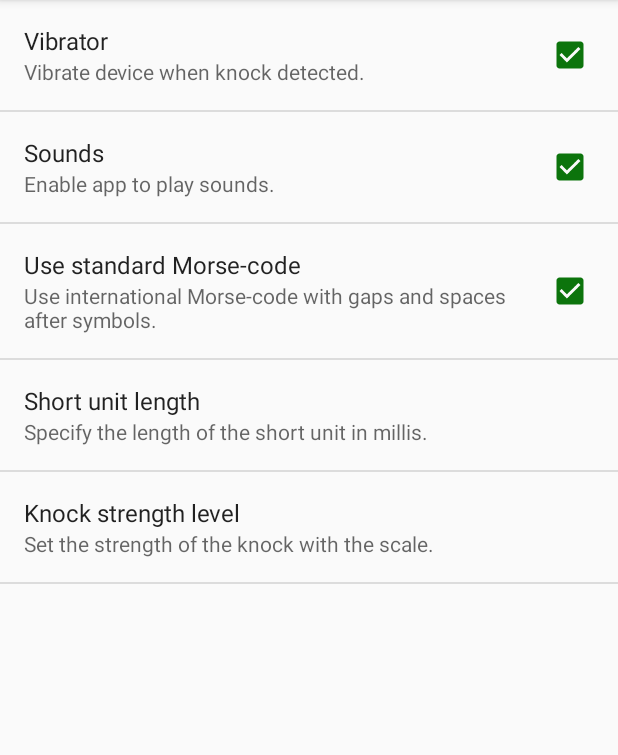
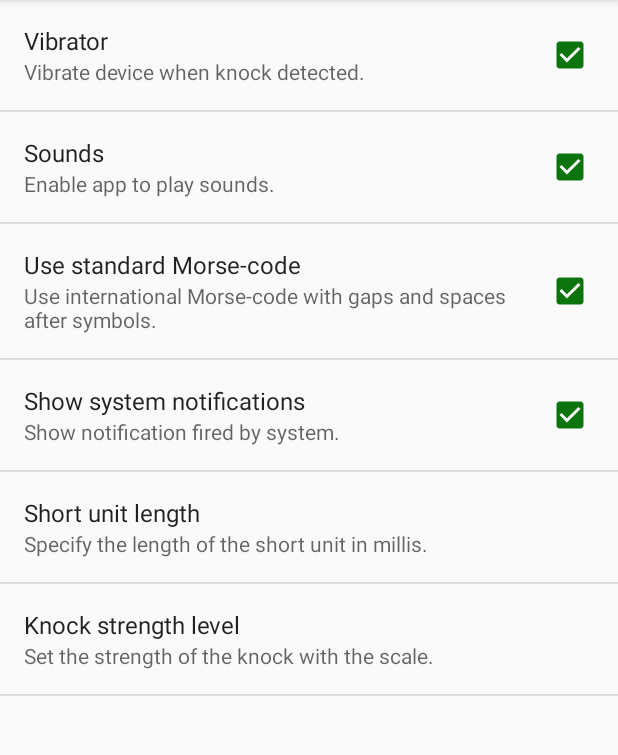
Before and after one commit to KnockMessenger/KnockMessenger, an Android app: the fragment SettingsFragment shown on its own in the app's theme, on a phone screen of 412 x 824 dp, the part 84-839 px from its top. Run offline under Robolectric (Android 15) with nearby library versions, the phone set to English and light mode, and no system bars; libraries missing offline, so code that uses them is left out: com.facebook.stetho.

Commit message:
KnockMessenger-5: AlarmMAnager fixed.

```diff
--- a/app/src/main/java/hu/vadasz/peter/knockmessenger/Activities/MainScreenActivity.java
+++ b/app/src/main/java/hu/vadasz/peter/knockmessenger/Activities/MainScreenActivity.java
@@ -136,6 +136,10 @@ public class MainScreenActivity extends BaseActivity implements MessageAdapter.M
     @Override
     public void onResume() {
         super.onResume();
+
+        if (sharedPreferenceManager.getBoolean(SharedPreferenceManager.SYSTEM_NOTIFICATION_PREFERENCE_KEY)) {
+            showMarshmallowError();
+        }
         serverDataChangeHandler.addMessageReceivedListener(this);
     }
 
--- a/app/src/main/java/hu/vadasz/peter/knockmessenger/Fragments/SettingsFragment.java
+++ b/app/src/main/java/hu/vadasz/peter/knockmessenger/Fragments/SettingsFragment.java
@@ -54,6 +54,7 @@ public class SettingsFragment extends PreferenceFragment {
     private CheckBoxPreference vibrationCheck;
     private CheckBoxPreference soundsCheck;
     private CheckBoxPreference modeCheck;
+    private CheckBoxPreference systemNotificationCheck;
     private MeasureTimeNumberPickerDialogPreference measureTimePickerDialogPreference;
     private MicrophoneSensitivityNumberPickerDialogPreference microphoneSensitivityNumberPickerDialogPreference;
 
@@ -91,6 +92,7 @@ public class SettingsFragment extends PreferenceFragment {
         vibrationCheck = (CheckBoxPreference) findPreference(SharedPreferenceManager.VIBRATION_PREFERENCE_KEY);
         soundsCheck = (CheckBoxPreference) findPreference(SharedPreferenceManager.SOUNDS_PREFERENCE_KEY);
         modeCheck = (CheckBoxPreference) findPreference(SharedPreferenceManager.MODE_PREFERENCE_KEY);
+        systemNotificationCheck = (CheckBoxPreference) findPreference(SharedPreferenceManager.SYSTEM_NOTIFICATION_PREFERENCE_KEY);
         measureTimePickerDialogPreference = (MeasureTimeNumberPickerDialogPreference)
                 findPreference(SharedPreferenceManager.SHORT_UNIT_TIME_PREFERENCE_KEY);
         microphoneSensitivityNumberPickerDialogPreference = (MicrophoneSensitivityNumberPickerDialogPreference)
@@ -105,6 +107,7 @@ public class SettingsFragment extends PreferenceFragment {
         vibrationCheck.setOnPreferenceChangeListener(new CheckBoxPreferenceChangeListener());
         soundsCheck.setOnPreferenceChangeListener(new CheckBoxPreferenceChangeListener());
         modeCheck.setOnPreferenceChangeListener(new CheckBoxPreferenceChangeListener());
+        systemNotificationCheck.setOnPreferenceChangeListener(new CheckBoxPreferenceChangeListener());
     }
 
     ////////////////////////////////////////////////////////////////////////////////////////////////
--- a/app/src/main/java/hu/vadasz/peter/knockmessenger/Managers/SharedPreferenceManager.java
+++ b/app/src/main/java/hu/vadasz/peter/knockmessenger/Managers/SharedPreferenceManager.java
@@ -23,6 +23,7 @@ public class SharedPreferenceManager {
     public static String MODE_PREFERENCE_KEY;
     public static String SHORT_UNIT_TIME_PREFERENCE_KEY;
     public static String MIC_SENSITIVITY_PREFERENCE_KEY;
+    public static String SYSTEM_NOTIFICATION_PREFERENCE_KEY;
 
     public static final boolean DEFAULT_BOOLEAN = false;
     public static final String DEFAULT_STRING = "";
@@ -61,6 +62,7 @@ public class SharedPreferenceManager {
         MODE_PREFERENCE_KEY = context.getString(R.string.pref_key_mode);
         SHORT_UNIT_TIME_PREFERENCE_KEY = context.getString(R.string.pref_shortUnit_time_key);
         MIC_SENSITIVITY_PREFERENCE_KEY = context.getString(R.string.pref_mic_sensitivity);
+        SYSTEM_NOTIFICATION_PREFERENCE_KEY = context.getString(R.string.pref_system_notification);
     }
 
     ////////////////////////////////////////////////////////////////////////////////////////////////
--- a/app/src/main/java/hu/vadasz/peter/knockmessenger/Services/MessageReceiverService.java
+++ b/app/src/main/java/hu/vadasz/peter/knockmessenger/Services/MessageReceiverService.java
@@ -57,7 +57,7 @@ public class MessageReceiverService extends IntentService implements ValueEventL
             if (!cachedMessages.contains(message)) {
                 messageDataManager.newMessage(message);
                 Friend from = userDataManager.getFriendByTelephone(message.getFromTelephone());
-                notificationManager.createNotification(from == null ? message.getFromTelephone() : from.getName(),
+                notificationManager.createMessageNotification(from == null ? message.getFromTelephone() : from.getName(),
                         message.getMessage());
             }
         }
--- a/app/src/main/res/values/strings.xml
+++ b/app/src/main/res/values/strings.xml
@@ -105,5 +105,10 @@
     <string name="messageCard_today_timestamp">HH:mm</string>
     <string name="messageCard_old_timestamp">yyyy-MM-dd, HH:mm</string>
     <string name="mainScreenActivity_deleteMessages">Delete messages</string>
+    <string name="android_alarmManager_versionNotification">Be careful! You only arrive messages if app is not force closed!</string>
+    <string name="android_system_title">KnockMessenger system</string>
+    <string name="pref_system_notification">pref_system_notification</string>
+    <string name="pref_system_notification_summary">Show notification fired by system.</string>
+    <string name="pref_system_notification_title">Show system notifications</string>
 
 </resources>
--- a/app/src/main/res/xml/main_settings.xml
+++ b/app/src/main/res/xml/main_settings.xml
@@ -21,6 +21,12 @@
         android:title="@string/pref_mode_title"
         android:defaultValue="true" />
 
+    <CheckBoxPreference
+        android:key="@string/pref_system_notification"
+        android:summary="@string/pref_system_notification_summary"
+        android:title="@string/pref_system_notification_title"
+        android:defaultValue="true" />
+
     <hu.vadasz.peter.knockmessenger.Dialogs.MeasureTimeNumberPickerDialogPreference
         android:key="@string/pref_shortUnit_time_key"
         android:title="@string/pref_shortUnit_time_title"
```
Also changed, not shown: app/src/main/java/hu/vadasz/peter/knockmessenger/Activities/BaseActivity.java (+9 -0 lines), app/src/main/java/hu/vadasz/peter/knockmessenger/Managers/NotificationManager.java (+18 -7 lines), app/src/main/java/hu/vadasz/peter/knockmessenger/Managers/ServiceAlarmManager.java (+6 -8 lines).
